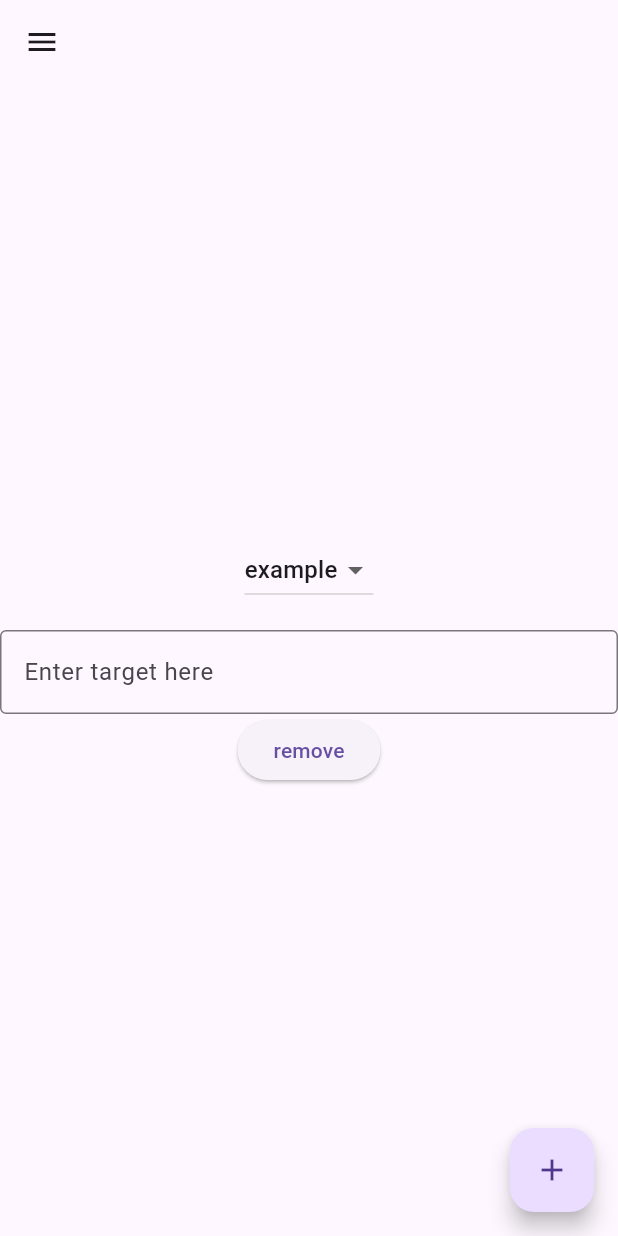
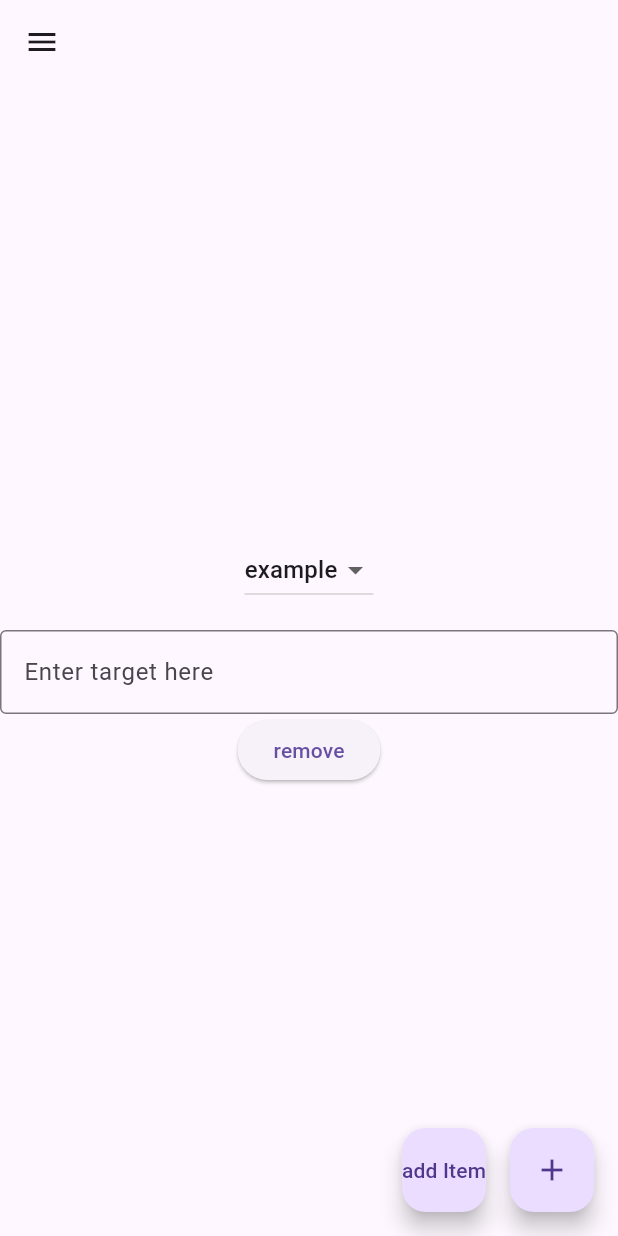
Before and after one commit to shayanzare-dev/taav_task, a Flutter app: the DropDownPage screen opened directly, on a phone screen of 412 x 824 dp. Run offline on Flutter 3.47's test engine with Material 3 defaults, Android fonts, the phone set to English and light mode, and no system bars; accounts and stored records are empty; generated files the repository leaves out were written again.

Commit message:
add sliding floation action button #3

```diff
--- a/lib/beigi_practice/app.dart
+++ b/lib/beigi_practice/app.dart
@@ -7,7 +7,7 @@ class App extends StatelessWidget {
   @override
   Widget build(BuildContext context) {
     return const MaterialApp(
-      home: SafeArea(child: DropDownPage()),
+      home: SafeArea(child: /*HomePage()*/ DropDownPage()),
     );
   }
 }
--- a/lib/beigi_practice/drop_down_page/drop_down_page.dart
+++ b/lib/beigi_practice/drop_down_page/drop_down_page.dart
@@ -1,7 +1,9 @@
 import 'package:flutter/material.dart';
 import 'package:untitled/beigi_practice/drop_down_page/widgets/my_drawer.dart';
+import 'package:untitled/compoonets/sliding_floating_action_button.dart';
 import 'package:untitled/utils/show_snack_bar.dart';
 
+import '../../compoonets/sliding_floating_action_button.dart';
 import '../models/user_model.dart';
 import 'widgets/drop_down_button.dart';
 import 'widgets/remove_item.dart';
@@ -22,8 +24,16 @@ class _DropDownPageState extends State<DropDownPage> {
   Widget build(BuildContext context) {
     return Scaffold(
       appBar: AppBar(),
-      drawer: MyDrawer(),
-      floatingActionButton: _floatingActionButton(context),
+      drawer: const MyDrawer(),
+      floatingActionButton: Row(
+        mainAxisAlignment: MainAxisAlignment.end,
+        crossAxisAlignment: CrossAxisAlignment.end,
+        children: [
+          _floatingAddItemToDropDown(context),
+          const SizedBox(width: 16),
+          const SlidingFloatingActionButton(),
+        ],
+      ),
       body: _body(),
     );
   }
@@ -41,9 +51,10 @@ class _DropDownPageState extends State<DropDownPage> {
         ],
       );
 
-  Widget _floatingActionButton(BuildContext context) => FloatingActionButton(
+  Widget _floatingAddItemToDropDown(BuildContext context) =>
+      FloatingActionButton(
         onPressed: () => _showDialogWithTextField(context),
-        child: const Icon(Icons.add),
+        child: const Text('add Item'),
       );
 
   void _showDialogWithTextField(BuildContext context) {
--- /dev/null
+++ b/lib/compoonets/sliding_floating_action_button.dart
@@ -0,0 +1,42 @@
+import 'package:flutter/material.dart';
+
+class SlidingFloatingActionButton extends StatefulWidget {
+  const SlidingFloatingActionButton({super.key});
+
+  @override
+  State<SlidingFloatingActionButton> createState() =>
+      _SlidingFloatingActionButtonState();
+}
+
+class _SlidingFloatingActionButtonState
+    extends State<SlidingFloatingActionButton> {
+  bool _isExpanded = false;
+
+  @override
+  Widget build(BuildContext context) {
+    return Column(
+      mainAxisSize: MainAxisSize.min,
+      mainAxisAlignment: MainAxisAlignment.spaceBetween,
+      children: [
+        _animatedOpacity(Icons.edit),
+        _animatedOpacity(Icons.remove),
+        _animatedOpacity(Icons.add_call),
+        FloatingActionButton(
+          onPressed: () => setState(() => _isExpanded = !_isExpanded),
+          child: const Icon(Icons.add),
+        ),
+      ],
+    );
+  }
+
+  Widget _animatedOpacity(IconData icon) {
+    return AnimatedOpacity(
+      opacity: _isExpanded ? 1 : 0.0,
+      duration: const Duration(milliseconds: 300),
+      child: FloatingActionButton(
+        onPressed: _isExpanded ? () {} : null,
+        child: Icon(icon),
+      ),
+    );
+  }
+}
--- a/pubspec.yaml
+++ b/pubspec.yaml
@@ -39,6 +39,7 @@ dependencies:
     sdk: flutter
   intl: any
   flutter_localization: ^0.2.2
+  random_string_generator: ^2.0.0
 
 dev_dependencies:
   flutter_test:
```
Also changed, not shown: pubspec.lock.
